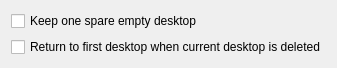
Qt form contents/ui/config.ui (Ubiquitine/temporary-virtual-desktops) before a commit.
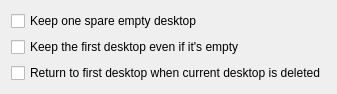
The same form after that commit.

Commit message: Added option to keep the first desktop even if it's empty

Patch:
```diff
--- a/contents/ui/config.ui
+++ b/contents/ui/config.ui
@@ -25,6 +25,16 @@
     </widget>
    </item>
    <item row="1" column="0">
+    <widget class="QCheckBox" name="kcfg_keepFirst">
+     <property name="text">
+      <string>Keep the first desktop even if it's empty</string>
+     </property>
+     <property name="checked">
+      <bool>false</bool>
+     </property>
+    </widget>
+   </item>
+   <item row="2" column="0">
     <widget class="QCheckBox" name="kcfg_backHome">
      <property name="text">
       <string>Return to first desktop when current desktop is deleted</string>
```
The commit also changes 3 other files.
